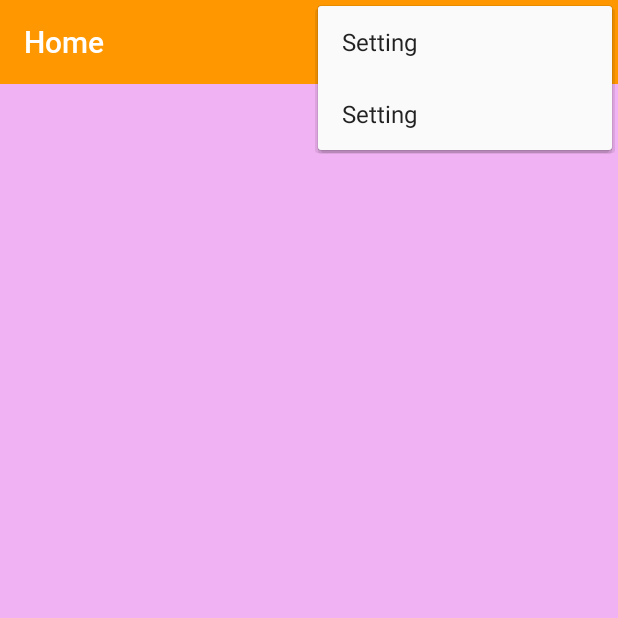
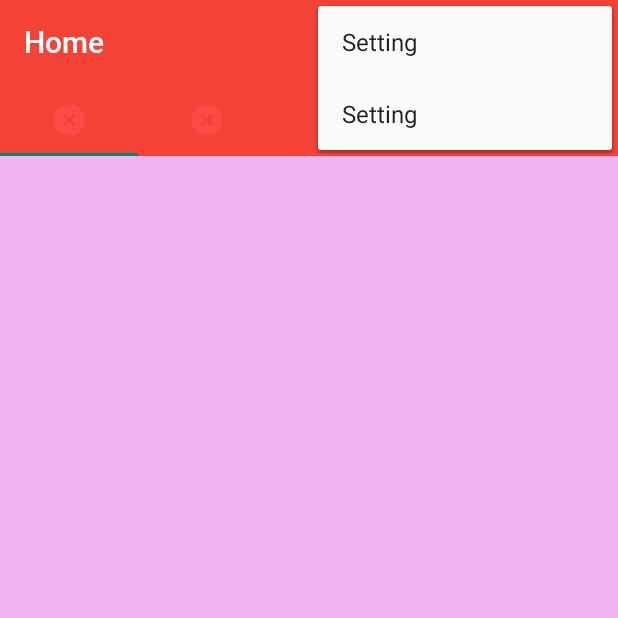
Before and after one commit to danisluis6/Library-Room-Persistence-, an Android app: the screen it shows after launch (HomeView), with the options menu open, on a phone screen of 412 x 824 dp, the top half of it. Run offline under Robolectric (Android 15) with nearby library versions, the phone set to English and light mode, and no system bars; our stand-ins replace ButterKnife.

Commit message:
Add more files

```diff
--- a/app/src/main/AndroidManifest.xml
+++ b/app/src/main/AndroidManifest.xml
@@ -3,6 +3,8 @@
           package="com.captech.myapp">
 
     <uses-permission android:name="android.permission.INTERNET"/>
+    <uses-permission android:name="android.permission.ACCESS_NETWORK_STATE"/>
+    <uses-permission android:name="android.permission.ACCESS_WIFI_STATE"/>
 
     <application
         android:allowBackup="true"
--- a/app/src/main/java/com/captech/myapp/ui/activities/Home/HomeView.java
+++ b/app/src/main/java/com/captech/myapp/ui/activities/Home/HomeView.java
@@ -24,6 +24,9 @@ import butterknife.BindView;
  * Created by lorence on 03/11/2017.
  * @Run: https://stackoverflow.com/questions/2888508/how-to-change-the-font-on-the-textview
  * => Font
+ *
+ * @Run: https://developer.android.com/training/implementing-navigation/lateral.html
+ *
  */
 
 public class HomeView extends BaseView implements View.OnClickListener{
@@ -47,12 +50,14 @@ public class HomeView extends BaseView implements View.OnClickListener{
         initViews();
         initAttributes();
 
-        if (ContextCompat.checkSelfPermission(this, Manifest.permission.INTERNET) != PackageManager.PERMISSION_GRANTED) {
-            startActivity(new Intent(HomeView.this, VideoView.class));
+        if (ContextCompat.checkSelfPermission(this, Manifest.permission.INTERNET) != PackageManager.PERMISSION_GRANTED
+                || ContextCompat.checkSelfPermission(this, Manifest.permission.ACCESS_NETWORK_STATE) != PackageManager.PERMISSION_GRANTED
+                || ContextCompat.checkSelfPermission(this, Manifest.permission.ACCESS_WIFI_STATE) != PackageManager.PERMISSION_GRANTED) {
+            ActivityCompat.requestPermissions(this,
+                    new String[]{Manifest.permission.INTERNET, Manifest.permission.ACCESS_NETWORK_STATE, Manifest.permission.ACCESS_WIFI_STATE},
+                    Constant.Permissions.ACCESS_INTERNET);
         } else {
-            ActivityCompat.requestPermissions(this,
-                    new String[]{Manifest.permission.INTERNET},
-                    Constant.Permissions.INTERNET);
+            // startActivity(new Intent(HomeView.this, VideoView.class));
         }
     }
 
@@ -60,23 +65,28 @@ public class HomeView extends BaseView implements View.OnClickListener{
     public void onRequestPermissionsResult(int requestCode,
                                            String permissions[], int[] grantResults) {
         switch (requestCode) {
-            case Constant.Permissions.INTERNET: {
+            case Constant.Permissions.ACCESS_INTERNET: {
                 // If request is cancelled, the result arrays are empty.
-                if (grantResults.length > 0 && grantResults[0] == PackageManager.PERMISSION_GRANTED) {
-                    startActivity(new Intent(HomeView.this, VideoView.class));
-                } else {
-                    Toast.makeText(this, "Permission denied!", Toast.LENGTH_SHORT).show();
+                if (grantResults.length > 0) {
+                    for (int permissionId : grantResults) {
+                        if (permissionId != PackageManager.PERMISSION_GRANTED) {
+                            Toast.makeText(this, "Permission denied!", Toast.LENGTH_SHORT).show();
+                            return;
+                        }
+                    }
                 }
+                startActivity(new Intent(HomeView.this, VideoView.class));
             }
         }
     }
 
     private void initViews() {
+
     }
 
     @RequiresApi(api = Build.VERSION_CODES.LOLLIPOP)
     private void initAttributes() {
-        mToolbarLayout.getToolbar().setBackgroundColor(Color.parseColor("#FF9800"));
+        mToolbarLayout.getToolbar().setBackgroundColor(ContextCompat.getColor(this, R.color.action_bar_color));
         mToolbarLayout.getToolbar().setTitle("Home");
         mToolbarLayout.getTextViewTitle(mToolbarLayout.getToolbar()).setTypeface(getTypeFace(FONT_ROBOTO_MODE.MEDIUM));
     }
--- /dev/null
+++ b/app/src/main/java/com/captech/myapp/ui/activities/Home/fragments/TopFragment.java
@@ -0,0 +1,28 @@
+package com.captech.myapp.ui.activities.Home.fragments;
+
+import android.app.Fragment;
+import android.os.Bundle;
+import android.view.LayoutInflater;
+import android.view.View;
+import android.view.ViewGroup;
+
+import com.captech.myapp.R;
+
+/**
+ *
+ * Created by lorence on 08/11/2017.
+ * @Run: http://o7planning.org/vi/10491/huong-dan-su-dung-android-fragment
+ * => Done
+ *
+ * @Run:
+ *
+ */
+
+public class TopFragment extends Fragment{
+
+    @Override
+    public View onCreateView(LayoutInflater inflater, ViewGroup container, Bundle savedInstanceState) {
+        return inflater.inflate(R.layout.fragment_home_top, container, false);
+    }
+
+}
--- a/app/src/main/java/com/captech/myapp/ui/activities/Video/interfaces/IVideoView.java
+++ b/app/src/main/java/com/captech/myapp/ui/activities/Video/interfaces/IVideoView.java
@@ -7,6 +7,4 @@ package com.captech.myapp.ui.activities.Video.interfaces;
 public interface IVideoView {
 
     public int getLayoutResId();
-
-    public void activityCreated();
 }
--- a/app/src/main/java/com/captech/myapp/ui/views/ToolbarLayout.java
+++ b/app/src/main/java/com/captech/myapp/ui/views/ToolbarLayout.java
@@ -4,6 +4,7 @@ import android.content.Context;
 import android.graphics.Color;
 import android.os.Build;
 import android.support.annotation.RequiresApi;
+import android.support.constraint.ConstraintLayout;
 import android.util.AttributeSet;
 import android.view.LayoutInflater;
 import android.view.View;
@@ -29,7 +30,7 @@ import butterknife.ButterKnife;
  * @Run: https://stackoverflow.com/questions/15444375/how-to-create-interface-between-fragment-and-adapter
  */
 
-public class ToolbarLayout extends LinearLayout{
+public class ToolbarLayout extends ConstraintLayout{
 
     @BindView(R.id.toolbar)
     public Toolbar mToolbar;
@@ -50,6 +51,7 @@ public class ToolbarLayout extends LinearLayout{
         mToolbar.setTitle(Constant.ToolbarLayoutInfo._TITLE);
         mToolbar.setTitleTextColor(Color.parseColor(Constant.ToolbarLayoutInfo._TITLE_TEXT_COLOR));
         mToolbar.setBackgroundColor(Color.parseColor(Constant.ToolbarLayoutInfo._BACKGROUND_COLOR));
+        // mToolbar.setNavigationIcon(R.drawable.delete);
 
         /**
          * @Run: https://stackoverflow.com/questions/23538929/android-menuitem-custom-layout
@@ -80,8 +82,7 @@ public class ToolbarLayout extends LinearLayout{
             Class<?> toolbarClass = Toolbar.class;
             Field titleTextViewField = toolbarClass.getDeclaredField("mTitleTextView");
             titleTextViewField.setAccessible(true);
-            TextView titleTextView = (TextView) titleTextViewField.get(toolbar);
-            return titleTextView;
+            return (TextView) titleTextViewField.get(toolbar);
         }
         catch (NoSuchFieldException | IllegalAccessException e) {
             e.printStackTrace();
--- a/app/src/main/java/com/captech/myapp/utilities/Constant.java
+++ b/app/src/main/java/com/captech/myapp/utilities/Constant.java
@@ -18,6 +18,6 @@ public class Constant {
 
     /* Check permission */
     public static class Permissions {
-        public static final int INTERNET = 0;
+        public static final int ACCESS_INTERNET = 0;
     }
 }
--- a/app/src/main/res/layout-v21/toolbar.xml
+++ b/app/src/main/res/layout-v21/toolbar.xml
@@ -2,7 +2,9 @@
     @Run: https://developer.android.com/reference/android/support/v7/widget/Toolbar.html
     => Done
 -->
-<LinearLayout xmlns:android="http://schemas.android.com/apk/res/android"
+<android.support.constraint.ConstraintLayout xmlns:android="http://schemas.android.com/apk/res/android"
+    xmlns:app="http://schemas.android.com/apk/res-auto"
+    xmlns:tools="http://schemas.android.com/tools"
     android:layout_width="match_parent"
     android:layout_height="wrap_content"
     android:orientation="vertical">
@@ -10,11 +12,14 @@
     <Toolbar
         android:id="@+id/toolbar"
         android:layout_width="match_parent"
-        android:layout_height="?attr/actionBarSize"
-        android:background="?attr/colorPrimary"
-        android:elevation="2dp">
+        android:layout_height="56dp"
+        android:layout_marginLeft="0dp"
+        android:layout_marginRight="0dp"
+        app:layout_constraintEnd_toEndOf="parent"
+        app:layout_constraintHorizontal_bias="0.0"
+        app:layout_constraintLeft_toLeftOf="parent"
+        app:layout_constraintRight_toRightOf="parent"
+        app:layout_constraintStart_toStartOf="parent"
+        tools:layout_editor_absoluteY="0dp"/>
 
-
-    </Toolbar>
-
-</LinearLayout>
+</android.support.constraint.ConstraintLayout>
--- /dev/null
+++ b/app/src/main/res/layout/fragment_home_top.xml
@@ -0,0 +1,52 @@
+<?xml version="1.0" encoding="utf-8"?>
+<android.support.constraint.ConstraintLayout xmlns:android="http://schemas.android.com/apk/res/android"
+    xmlns:app="http://schemas.android.com/apk/res-auto"
+    xmlns:tools="http://schemas.android.com/tools"
+    android:layout_width="match_parent"
+    android:layout_height="wrap_content"
+    android:background="@color/action_bar_color"
+    android:orientation="vertical">
+
+    <com.captech.myapp.ui.views.ToolbarLayout
+        android:id="@+id/toolbar_layout"
+        android:layout_width="0dp"
+        android:layout_height="wrap_content"
+        android:background="@color/action_bar_color"
+        app:layout_constraintLeft_toLeftOf="parent"
+        app:layout_constraintRight_toRightOf="parent"
+        tools:layout_editor_absoluteY="0dp" />
+
+    <android.support.design.widget.TabLayout
+        android:id="@+id/tabLayout"
+        android:layout_width="368dp"
+        android:layout_height="wrap_content"
+        app:layout_constraintTop_toBottomOf="@+id/toolbar_layout"
+        tools:layout_editor_absoluteX="8dp">
+
+        <!-- Recent Application -->
+        <android.support.design.widget.TabItem
+            android:layout_width="wrap_content"
+            android:layout_height="wrap_content"
+            android:icon="@drawable/delete" />
+
+        <!-- DJ, Remix and Music -->
+        <android.support.design.widget.TabItem
+            android:layout_width="wrap_content"
+            android:layout_height="wrap_content"
+            android:icon="@drawable/delete" />
+
+        <!-- Romantic, Love Music -->
+        <android.support.design.widget.TabItem
+            android:layout_width="wrap_content"
+            android:layout_height="wrap_content"
+            android:icon="@drawable/delete" />
+
+        <!-- Free Type Of Music -->
+        <android.support.design.widget.TabItem
+            android:layout_width="wrap_content"
+            android:layout_height="wrap_content"
+            android:icon="@drawable/delete" />
+
+    </android.support.design.widget.TabLayout>
+
+</android.support.constraint.ConstraintLayout>
--- a/app/src/main/res/layout/home_screen.xml
+++ b/app/src/main/res/layout/home_screen.xml
@@ -1,13 +1,19 @@
 <?xml version="1.0" encoding="utf-8"?>
-<android.support.design.widget.CoordinatorLayout xmlns:android="http://schemas.android.com/apk/res/android"
-    android:orientation="vertical"
+<android.support.constraint.ConstraintLayout xmlns:android="http://schemas.android.com/apk/res/android"
+    xmlns:tools="http://schemas.android.com/tools"
     android:layout_width="match_parent"
     android:layout_height="match_parent"
-    android:background="#F1B2F3">
+    android:background="#F1B2F3"
+    android:orientation="vertical">
 
-    <com.captech.myapp.ui.views.ToolbarLayout
-        android:id="@+id/toolbar_layout"
+    <fragment
+        android:id="@+id/topFragment"
+        android:name="com.captech.myapp.ui.activities.Home.fragments.TopFragment"
         android:layout_width="match_parent"
-        android:layout_height="wrap_content"/>
+        android:layout_height="wrap_content"
+        tools:layout_editor_absoluteX="8dp"
+        tools:layout_editor_absoluteY="0dp" />
 
-</android.support.design.widget.CoordinatorLayout>
+
+
+</android.support.constraint.ConstraintLayout>
--- a/app/src/main/res/layout/toolbar.xml
+++ b/app/src/main/res/layout/toolbar.xml
@@ -1,21 +1,24 @@
 <?xml version="1.0" encoding="utf-8"?>
-<LinearLayout xmlns:android="http://schemas.android.com/apk/res/android"
+<android.support.constraint.ConstraintLayout xmlns:android="http://schemas.android.com/apk/res/android"
+    xmlns:app="http://schemas.android.com/apk/res-auto"
+    xmlns:tools="http://schemas.android.com/tools"
     android:layout_width="match_parent"
     android:layout_height="wrap_content"
-    android:orientation="vertical">
+    android:orientation="vertical"
+    app:layout_constraintEnd_toEndOf="parent"
+    app:layout_constraintStart_toStartOf="parent">
 
     <android.support.v7.widget.Toolbar
         android:id="@+id/mx_toolbar"
         android:layout_width="match_parent"
-        android:layout_height="?actionBarSize">
+        android:layout_height="56dp"
+        android:layout_marginLeft="0dp"
+        android:layout_marginRight="0dp"
+        app:layout_constraintEnd_toEndOf="parent"
+        app:layout_constraintHorizontal_bias="0.0"
+        app:layout_constraintLeft_toLeftOf="parent"
+        app:layout_constraintRight_toRightOf="parent"
+        app:layout_constraintStart_toStartOf="parent"
+        tools:layout_editor_absoluteY="0dp"/>
 
-        <TextView
-            android:layout_width="wrap_content"
-            android:layout_height="wrap_content"
-            android:text="Toolbar Title"
-            android:layout_gravity="center"
-            android:id="@+id/toolbar_title" />
-
-    </android.support.v7.widget.Toolbar>
-
-</LinearLayout>
+</android.support.constraint.ConstraintLayout>
--- a/app/src/main/res/values/colors.xml
+++ b/app/src/main/res/values/colors.xml
@@ -4,6 +4,8 @@
     <color name="colorPrimary">#3F51B5</color>
     <color name="colorPrimaryDark">#303F9F</color>
     <color name="colorAccent">#FF4081</color>
+
+    <color name="action_bar_color">#F44336</color>
 
     <array name="colors">
         <item name="White">#FFFFFF</item>
--- a/app/src/main/res/values/styles.xml
+++ b/app/src/main/res/values/styles.xml
@@ -9,7 +9,7 @@
     <!-- Home Theme -->
     <style name="HomeTheme" parent="AppTheme">
         <!-- Customize home theme here. -->
-        <item name="colorPrimaryDark">#F57C00</item>
+        <item name="colorPrimaryDark">#D32F2F</item>
         <item name="android:windowFullscreen">false</item>
     </style>
 
```
Also changed, not shown: app/src/main/java/com/captech/myapp/ui/activities/Home/interfaces/IHomeView.java (added, +9 -0 lines), app/src/main/java/com/captech/myapp/ui/activities/Video/VideoView.java (+2 -19 lines), app/src/main/res/layout/tutorial.xml (added, +25 -0 lines), app/src/main/res/layout/video_screen.xml (+4 -5 lines), 30 other files.
